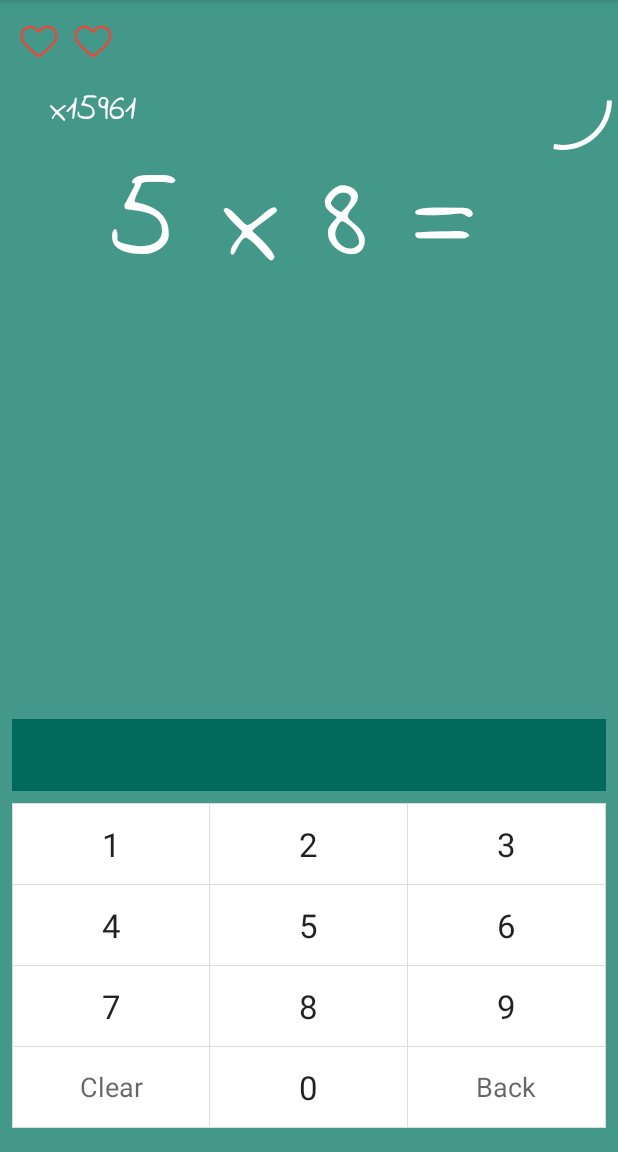
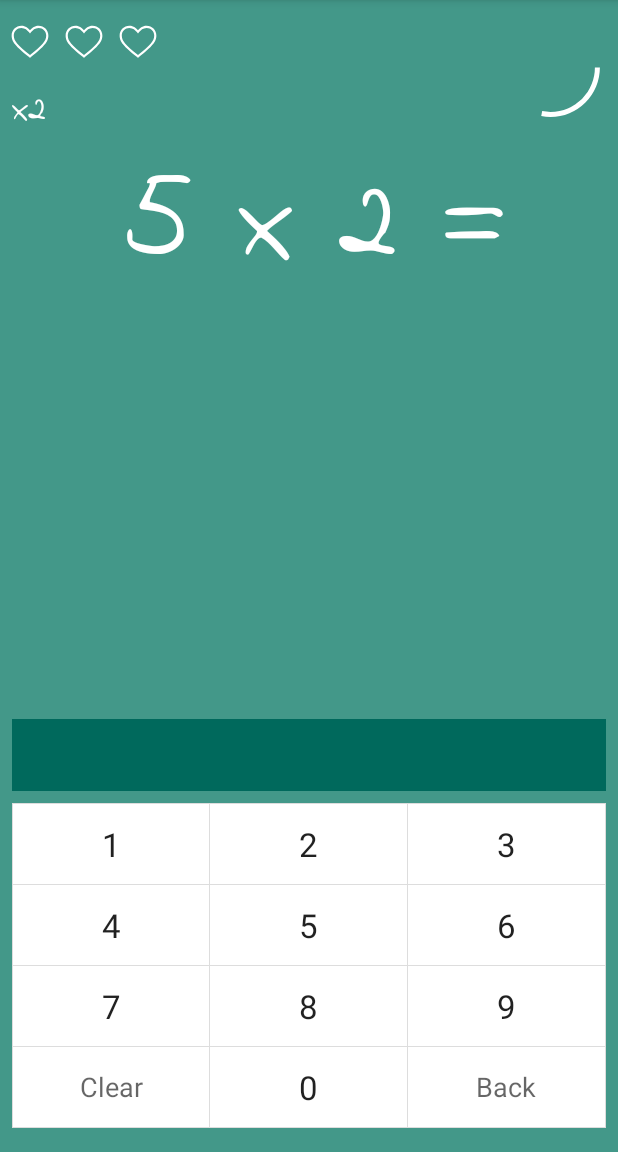
Before and after one commit to jeandobler/elephantmath, an Android app: the ChallengeActivity screen opened directly, with no data from a screen before it, on a phone screen of 412 x 824 dp, the part 84-1236 px from its top. Run offline under Robolectric (Android 15) with nearby library versions, the phone set to English and light mode, and no system bars; our stand-ins replace ButterKnife, Room's generated code.

Commit message:
Adicionando Sons e funcionamento da tela de challenge

```diff
--- a/app/src/main/java/com/dynamic/dobler/elephantmath/activity/BaseActivity.java
+++ b/app/src/main/java/com/dynamic/dobler/elephantmath/activity/BaseActivity.java
@@ -10,7 +10,7 @@ import androidx.appcompat.app.AppCompatActivity;
 public class BaseActivity extends AppCompatActivity {
 
 
-    protected int mGoogleId;
+    protected String mGoogleId;
 
     @Override
     protected void onStart() {
@@ -25,7 +25,7 @@ public class BaseActivity extends AppCompatActivity {
             Intent splashIntent = new Intent(this, SplashActivity.class);
             startActivity(splashIntent);
         } else {
-            mGoogleId = Integer.parseInt(account.getId());
+            mGoogleId = account.getId();
         }
     }
 
--- a/app/src/main/java/com/dynamic/dobler/elephantmath/activity/ChallengeActivity.java
+++ b/app/src/main/java/com/dynamic/dobler/elephantmath/activity/ChallengeActivity.java
@@ -1,15 +1,24 @@
 package com.dynamic.dobler.elephantmath.activity;
 
+import android.media.MediaPlayer;
 import android.os.Bundle;
 import android.os.CountDownTimer;
-import android.util.Log;
+import android.text.Editable;
+import android.text.TextWatcher;
+import android.view.View;
+import android.widget.EditText;
+import android.widget.ImageView;
 import android.widget.ProgressBar;
+import android.widget.TextView;
 
 import com.dynamic.dobler.elephantmath.R;
 import com.dynamic.dobler.elephantmath.database.entity.Ranking;
 import com.dynamic.dobler.elephantmath.database.entity.RankingItem;
 
+import java.util.ArrayList;
 import java.util.Date;
+import java.util.List;
+import java.util.Random;
 
 import butterknife.BindView;
 import butterknife.ButterKnife;
@@ -17,13 +26,38 @@ import butterknife.ButterKnife;
 public class ChallengeActivity extends BaseActivity {
 
     @BindView(R.id.pb_challenge_timer)
-    ProgressBar mPbChallengeTimer;
+    ProgressBar mPbTimer;
 
-    int progressbarCount = 0;
-    int lives = 3;
+    @BindView(R.id.et_challenge_keyboard)
+    EditText mEtKeyboard;
+
+    @BindView(R.id.tv_challenge_problem)
+    TextView mTvProblem;
+
+    @BindView(R.id.tv_challenge_level)
+    TextView mTvLevel;
+
+    @BindView(R.id.iv_challenge_heart1)
+    ImageView mHeart1;
+    @BindView(R.id.iv_challenge_heart2)
+    ImageView mHeart2;
+    @BindView(R.id.iv_challenge_heart3)
+    ImageView mHeart3;
     Ranking mRanking;
     RankingItem mRankingItem;
+
+    List<RankingItem> mRankingItems;
+
+
+    private int progressbarCount = 0;
+    private int mLives = 3;
+    private int mLevel = 2;
+    private int mPoints = 0;
+    private int mNumber1;
+    private int mNumber2;
+    private int mResult;
     private CountDownTimer mCountDownTimer;
+    private MediaPlayer mp;
 
 
     @Override
@@ -32,31 +66,135 @@ public class ChallengeActivity extends BaseActivity {
         setContentView(R.layout.activity_challenge);
 
         Date date = new Date();
-        mRanking = new Ranking(null, this.mGoogleId, date, 0);
+        mRanking = new Ranking("asd", this.mGoogleId, date, 0);
+        mRankingItems = new ArrayList<RankingItem>();
+
         ButterKnife.bind(this);
 
+        startLevel();
+
+        mEtKeyboard.addTextChangedListener(new TextWatcher() {
+            @Override
+            public void beforeTextChanged(CharSequence s, int start, int count, int after) {
+            }
+
+            @Override
+            public void onTextChanged(CharSequence s, int start, int before, int count) {
+            }
+
+            @Override
+            public void afterTextChanged(Editable s) {
+                if (s.toString().equals(String.valueOf(mResult))) {
+                    mPoints++;
+                    if (mPoints % 6 == 0) {
+                        mLevel++;
+                        if (mLives < 3) {
+                            mLives++;
+                            checkLives();
+                        } else {
+                            mPoints++;
+                        }
+
+                    }
+
+                    rankingAddItem(true);
+                    startLevel();
+                }
+            }
+
+        });
+
+
+    }
+
+    private void rankingAddItem(boolean isCorrect) {
+
+        if (isCorrect) {
+            mp = MediaPlayer.create(getApplicationContext(), R.raw.level_up);
+
+        } else {
+            mp = MediaPlayer.create(getApplicationContext(), R.raw.mktoasty);
+        }
+
+        mp.start();
+        RankingItem newItem = new RankingItem("item" + (mPoints + 1), "asd", mNumber1, mNumber2, (float) progressbarCount / 10, isCorrect);
+
+        mRankingItems.add(newItem);
+    }
+
+    private void startLevel() {
+
+        mTvLevel.setText("x" + String.valueOf(mLevel));
+        mEtKeyboard.setText("");
+
+        Random rand = new Random();
+
+        mNumber1 = rand.nextInt(mLevel > 10 ? mLevel - 2 : 7) + 2;
+        mNumber2 = mLevel;
+        mResult = mNumber1 * mNumber2;
+        mTvProblem.setText(String.valueOf(mNumber1) + " x " + String.valueOf(mNumber2) + " =");
+
+        progressbarCount = 0;
         progressbarTimer();
+
+    }
+
+
+    private void endGame() {
+        mTvProblem.setText("u Loose");
+    }
+
+    private void checkLives() {
+
+        switch (mLives) {
+            case 3:
+                mHeart1.setVisibility(View.VISIBLE);
+                mHeart2.setVisibility(View.VISIBLE);
+                mHeart3.setVisibility(View.VISIBLE);
+                startLevel();
+                break;
+            case 2:
+                mHeart1.setVisibility(View.VISIBLE);
+                mHeart2.setVisibility(View.VISIBLE);
+                mHeart3.setVisibility(View.INVISIBLE);
+                startLevel();
+                break;
+            case 1:
+                mHeart1.setVisibility(View.VISIBLE);
+                mHeart2.setVisibility(View.INVISIBLE);
+                mHeart3.setVisibility(View.INVISIBLE);
+                startLevel();
+                break;
+            case 0:
+                endGame();
+                break;
+        }
 
 
     }
 
     private void progressbarTimer() {
-        mPbChallengeTimer.setProgress(progressbarCount);
+        if (mCountDownTimer != null) {
+            mCountDownTimer.cancel();
+        }
+        mPbTimer.setProgress(progressbarCount);
         mCountDownTimer = new CountDownTimer(10000, 100) {
 
             @Override
             public void onTick(long millisUntilFinished) {
-                Log.e("Log_tag", "Tick of Progress " + progressbarCount + " " + millisUntilFinished);
                 progressbarCount++;
-                mPbChallengeTimer.setProgress(progressbarCount);
+                mPbTimer.setProgress(progressbarCount);
 
             }
 
             @Override
             public void onFinish() {
                 //Do what you want
+                rankingAddItem(false);
                 progressbarCount++;
-                mPbChallengeTimer.setProgress(100);
+                mPbTimer.setProgress(100);
+                mLives -= 1;
+                checkLives();
             }
         };
         mCountDownTimer.start();
--- a/app/src/main/java/com/dynamic/dobler/elephantmath/database/entity/Ranking.java
+++ b/app/src/main/java/com/dynamic/dobler/elephantmath/database/entity/Ranking.java
@@ -21,7 +21,7 @@ public class Ranking {
 
     @SerializedName("googleId")
     @Expose
-    private int googleId;
+    private String googleId;
 
     @SerializedName("createdAt")
     @Expose
@@ -40,11 +40,11 @@ public class Ranking {
         this.id = id;
     }
 
-    public int getGoogleId() {
+    public String getGoogleId() {
         return googleId;
     }
 
-    public void setGoogleId(int googleId) {
+    public void setGoogleId(String googleId) {
         this.googleId = googleId;
     }
 
@@ -64,7 +64,7 @@ public class Ranking {
         this.points = points;
     }
 
-    public Ranking(@NonNull String id, int googleId, Date createdAt, Integer points) {
+    public Ranking(@NonNull String id, String googleId, Date createdAt, Integer points) {
         this.id = id;
         this.googleId = googleId;
         this.createdAt = createdAt;
--- a/app/src/main/java/com/dynamic/dobler/elephantmath/ui/KeyboardView.java
+++ b/app/src/main/java/com/dynamic/dobler/elephantmath/ui/KeyboardView.java
@@ -38,7 +38,7 @@ public class KeyboardView extends FrameLayout implements View.OnClickListener {
     }
 
     private void initViews() {
-        mMathField = $(R.id.math_field);
+        mMathField = $(R.id.et_challenge_keyboard);
         $(R.id.t9_key_0).setOnClickListener(this);
         $(R.id.t9_key_1).setOnClickListener(this);
         $(R.id.t9_key_2).setOnClickListener(this);
--- a/app/src/main/res/drawable/heart.xml
+++ b/app/src/main/res/drawable/heart.xml
@@ -6,6 +6,6 @@
     android:viewportHeight="50">
 
     <path
-        android:fillColor="#F44336"
+        android:fillColor="#FFFFFF"
         android:pathData="M25 39.7l-0.6-0.5C11.5 28.7 8 25 8 19c0-5 4-9 9-9 4.1 0 6.4 2.3 8 4.1 1.6-1.8 3.9-4.1 8-4.1 5 0 9 4 9 9 0 6-3.5 9.7-16.4 20.2l-0.6 0.5 zM17 12c-3.9 0-7 3.1-7 7 0 5.1 3.2 8.5 15 18.1 11.8-9.6 15-13 15-18.1 0-3.9-3.1-7-7-7-3.5 0-5.4 2.1-6.9 3.8L25 17.1l-1.1-1.3C22.4 14.1 20.5 12 17 12z" />
 </vector>
--- a/app/src/main/res/layout/activity_challenge_game.xml
+++ b/app/src/main/res/layout/activity_challenge_game.xml
@@ -1,8 +1,6 @@
 <?xml version="1.0" encoding="utf-8"?>
-<androidx.constraintlayout.widget.ConstraintLayout
-    xmlns:android="http://schemas.android.com/apk/res/android"
+<androidx.constraintlayout.widget.ConstraintLayout xmlns:android="http://schemas.android.com/apk/res/android"
     xmlns:app="http://schemas.android.com/apk/res-auto"
-    xmlns:tools="http://schemas.android.com/tools"
     android:layout_width="match_parent"
     android:layout_height="match_parent"
     android:background="@color/primaryLightColor"
@@ -15,7 +13,7 @@
         android:id="@+id/iv_challenge_heart1"
         android:layout_width="36dp"
         android:layout_height="40dp"
-        android:layout_marginStart="8dp"
+        android:layout_marginStart="2dp"
         android:layout_marginTop="8dp"
         android:src="@drawable/heart"
         app:layout_constraintStart_toStartOf="parent"
@@ -36,13 +34,11 @@
         android:layout_height="40dp"
         android:layout_marginTop="8dp"
         android:src="@drawable/heart"
-        android:visibility="invisible"
-
         app:layout_constraintLeft_toRightOf="@id/iv_challenge_heart2"
         app:layout_constraintTop_toTopOf="parent" />
 
     <TextView
-        android:id="@+id/textView"
+        android:id="@+id/tv_challenge_level"
         android:layout_width="wrap_content"
         android:layout_height="wrap_content"
         android:layout_marginStart="8dp"
@@ -52,8 +48,7 @@
         android:text="x15961"
         android:textColor="@color/white"
         android:textSize="@dimen/editMathText"
-        app:layout_constraintEnd_toEndOf="@+id/iv_challenge_heart3"
-        app:layout_constraintStart_toStartOf="@+id/iv_challenge_heart1"
+        app:layout_constraintStart_toStartOf="parent"
         app:layout_constraintTop_toBottomOf="@+id/iv_challenge_heart2" />
 
 
@@ -62,17 +57,18 @@
         style="?android:attr/progressBarStyleHorizontal"
         android:layout_width="74dp"
         android:layout_height="74dp"
-        android:layout_marginTop="30dp"
+        android:layout_marginTop="8dp"
+        android:layout_marginEnd="8dp"
         android:indeterminate="false"
         android:max="100"
         android:progress="1"
         android:progressDrawable="@drawable/circular_progress_bar"
         app:layout_constraintEnd_toEndOf="parent"
-        app:layout_constraintTop_toTopOf="parent"
-        />
+        app:layout_constraintTop_toTopOf="parent" />
 
 
     <TextView
+        android:id="@+id/tv_challenge_problem"
         android:layout_width="match_parent"
         android:layout_height="wrap_content"
         android:layout_marginStart="8dp"
@@ -83,8 +79,7 @@
         android:textColor="@color/white"
         android:textSize="@dimen/giantMathText"
         app:layout_constraintStart_toStartOf="parent"
-        app:layout_constraintTop_toBottomOf="@+id/textView" />
-
+        app:layout_constraintTop_toBottomOf="@+id/tv_challenge_level" />
 
 
 </androidx.constraintlayout.widget.ConstraintLayout>
--- a/app/src/main/res/layout/activity_challenge_keyboard.xml
+++ b/app/src/main/res/layout/activity_challenge_keyboard.xml
@@ -5,7 +5,7 @@
     android:padding="8dp">
 
     <EditText
-        android:id="@+id/math_field"
+        android:id="@+id/et_challenge_keyboard"
         android:layout_width="match_parent"
         android:layout_height="wrap_content"
         android:layout_marginBottom="8dp"
```
Also changed, not shown: 3 other files.
